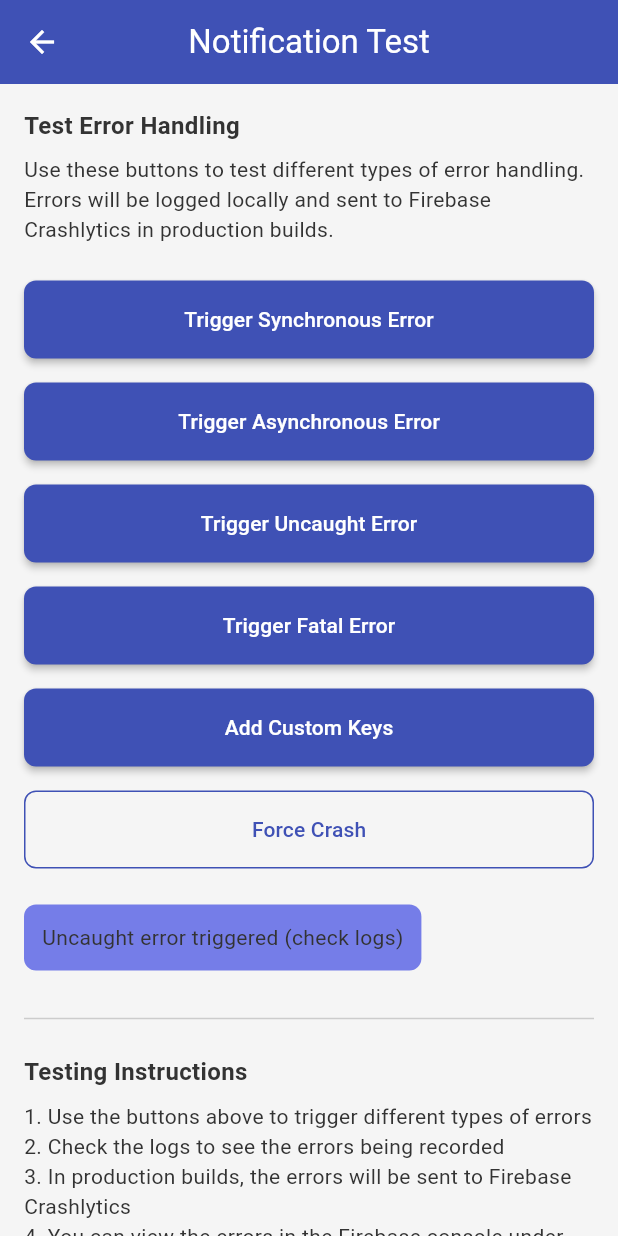
After one commit to ThomasSAMP/best-flutter-starter-kit, a Flutter app: the ErrorTestScreen screen opened by its route, after a tap on "Trigger Synchronous Error", after a tap on "Trigger Asynchronous Error", after a tap on "Trigger Uncaught Error", on a phone screen of 412 x 824 dp. The commit adds this screen. Run offline on Flutter 3.47's test engine with Material 3 defaults, Android fonts, the phone set to English and light mode, and no system bars; our stand-ins replace cloud_firestore, dio, firebase_analytics, firebase_auth, firebase_core, firebase_crashlytics and 12 more; accounts and stored records are empty; generated files the repository leaves out were written again; project files that could hold a hidden picture were left out.

Commit message:
implement Firebase Crashlytics

```diff
--- /dev/null
+++ b/lib/core/services/error_service.dart
@@ -0,0 +1,130 @@
+import 'dart:async';
+import 'dart:isolate';
+
+import 'package:firebase_crashlytics/firebase_crashlytics.dart';
+import 'package:flutter/foundation.dart';
+import 'package:injectable/injectable.dart';
+
+import '../config/env_config.dart';
+import '../utils/logger.dart';
+
+@lazySingleton
+class ErrorService {
+  // Initialiser le service de gestion des erreurs
+  Future<void> initialize() async {
+    try {
+      // Activer Crashlytics seulement en production et staging
+      final enableCrashlytics = !kDebugMode && !EnvConfig.isDevelopment;
+      await FirebaseCrashlytics.instance.setCrashlyticsCollectionEnabled(enableCrashlytics);
+
+      // Capturer les erreurs Flutter
+      FlutterError.onError = _handleFlutterError;
+
+      // Capturer les erreurs asynchrones
+      PlatformDispatcher.instance.onError = _handlePlatformError;
+
+      // Capturer les erreurs d'isolate
+      Isolate.current.addErrorListener(
+        RawReceivePort((pair) {
+          final List<dynamic> errorAndStacktrace = pair;
+          _handleIsolateError(errorAndStacktrace[0], errorAndStacktrace[1]);
+        }).sendPort,
+      );
+
+      AppLogger.info('ErrorService initialized successfully');
+    } catch (e, stackTrace) {
+      AppLogger.error('Failed to initialize ErrorService', e, stackTrace);
+    }
+  }
+
+  // Gérer les erreurs Flutter
+  void _handleFlutterError(FlutterErrorDetails details) {
+    AppLogger.error('Flutter error: ${details.exception}', details.exception, details.stack);
+
+    if (!kDebugMode && !EnvConfig.isDevelopment) {
+      // Envoyer l'erreur à Crashlytics
+      FirebaseCrashlytics.instance.recordFlutterError(details);
+    } else {
+      // En mode debug, afficher l'erreur dans la console
+      FlutterError.dumpErrorToConsole(details);
+    }
+  }
+
+  // Gérer les erreurs de plateforme
+  bool _handlePlatformError(Object error, StackTrace stack) {
+    AppLogger.error('Platform error', error, stack);
+
+    if (!kDebugMode && !EnvConfig.isDevelopment) {
+      // Envoyer l'erreur à Crashlytics
+      FirebaseCrashlytics.instance.recordError(error, stack);
+    }
+
+    // Retourner true pour empêcher la propagation de l'erreur
+    return true;
+  }
+
+  // Gérer les erreurs d'isolate
+  void _handleIsolateError(dynamic error, dynamic stackTrace) {
+    AppLogger.error('Isolate error', error, stackTrace);
+
+    if (!kDebugMode && !EnvConfig.isDevelopment) {
+      // Envoyer l'erreur à Crashlytics
+      FirebaseCrashlytics.instance.recordError(error, stackTrace);
+    }
+  }
+
+  // Méthode pour enregistrer manuellement une erreur
+  Future<void> recordError(
+    dynamic exception,
+    StackTrace? stack, {
+    String? reason,
+    Iterable<Object>? information,
+    bool fatal = false,
+  }) async {
+    AppLogger.error(reason ?? 'Recorded error', exception, stack);
+
+    if (!kDebugMode && !EnvConfig.isDevelopment) {
+      await FirebaseCrashlytics.instance.recordError(
+        exception,
+        stack,
+        reason: reason,
+        // Convertir information en non-nullable si nécessaire
+        information: information ?? const <Object>[],
+        fatal: fatal,
+      );
+    }
+  }
+
+  // Méthode pour définir des attributs utilisateur
+  Future<void> setUserIdentifier(String? userId) async {
+    if (!kDebugMode && !EnvConfig.isDevelopment) {
+      await FirebaseCrashlytics.instance.setUserIdentifier(userId ?? 'anonymous');
+    }
+  }
+
+  // Méthode pour définir des clés personnalisées
+  Future<void> setCustomKey(String key, dynamic value) async {
+    if (!kDebugMode && !EnvConfig.isDevelopment) {
+      await FirebaseCrashlytics.instance.setCustomKey(key, value);
+    }
+  }
+
+  // Méthode pour enregistrer un message de log
+  Future<void> log(String message) async {
+    AppLogger.debug('Crashlytics log: $message');
+
+    if (!kDebugMode && !EnvConfig.isDevelopment) {
+      await FirebaseCrashlytics.instance.log(message);
+    }
+  }
+
+  // Méthode pour forcer un crash (utile pour les tests)
+  void forceCrash() {
+    if (kDebugMode) {
+      AppLogger.warning('Force crash called in debug mode - no crash will occur');
+      return;
+    }
+
+    FirebaseCrashlytics.instance.crash();
+  }
+}
--- /dev/null
+++ b/lib/features/settings/presentation/screens/error_test_screen.dart
@@ -0,0 +1,280 @@
+import 'dart:async';
+
+import 'package:flutter/material.dart';
+import 'package:flutter_riverpod/flutter_riverpod.dart';
+import 'package:go_router/go_router.dart';
+
+import '../../../../core/di/injection.dart';
+import '../../../../core/services/error_service.dart';
+import '../../../../core/services/navigation_service.dart';
+import '../../../../shared/widgets/app_bar.dart';
+import '../../../../shared/widgets/app_button.dart';
+
+class ErrorTestScreen extends ConsumerStatefulWidget {
+  const ErrorTestScreen({super.key});
+
+  @override
+  ConsumerState<ErrorTestScreen> createState() => _ErrorTestScreenState();
+}
+
+class _ErrorTestScreenState extends ConsumerState<ErrorTestScreen> {
+  final _errorService = getIt<ErrorService>();
+  final _navigationService = getIt<NavigationService>();
+
+  String? _statusMessage;
+  bool _isLoading = false;
+
+  Future<void> _triggerSyncError() async {
+    setState(() {
+      _isLoading = true;
+      _statusMessage = null;
+    });
+
+    try {
+      // Déclencher une erreur synchrone
+      throw Exception('This is a test synchronous exception');
+    } catch (e, stackTrace) {
+      // Enregistrer l'erreur
+      await _errorService.recordError(
+        e,
+        stackTrace,
+        reason: 'Test synchronous error',
+        fatal: false,
+      );
+
+      setState(() {
+        _statusMessage = 'Synchronous error triggered and recorded';
+      });
+    } finally {
+      setState(() {
+        _isLoading = false;
+      });
+    }
+  }
+
+  Future<void> _triggerAsyncError() async {
+    setState(() {
+      _isLoading = true;
+      _statusMessage = null;
+    });
+
+    try {
+      // Déclencher une erreur asynchrone
+      await Future<void>.delayed(const Duration(milliseconds: 100));
+      throw Exception('This is a test asynchronous exception');
+    } catch (e, stackTrace) {
+      // Enregistrer l'erreur
+      await _errorService.recordError(
+        e,
+        stackTrace,
+        reason: 'Test asynchronous error',
+        fatal: false,
+      );
+
+      setState(() {
+        _statusMessage = 'Asynchronous error triggered and recorded';
+      });
+    } finally {
+      setState(() {
+        _isLoading = false;
+      });
+    }
+  }
+
+  Future<void> _triggerUncaughtError() async {
+    setState(() {
+      _isLoading = true;
+      _statusMessage = null;
+    });
+
+    try {
+      // Simuler une erreur non capturée
+      Future<void>.microtask(() {
+        throw Exception('This is a test uncaught exception');
+      });
+
+      await Future<void>.delayed(const Duration(milliseconds: 500));
+
+      setState(() {
+        _statusMessage = 'Uncaught error triggered (check logs)';
+      });
+    } finally {
+      setState(() {
+        _isLoading = false;
+      });
+    }
+  }
+
+  Future<void> _triggerFatalError() async {
+    setState(() {
+      _isLoading = true;
+      _statusMessage = null;
+    });
+
+    try {
+      // Simuler une erreur fatale
+      await _errorService.recordError(
+        Exception('This is a test fatal exception'),
+        StackTrace.current,
+        reason: 'Test fatal error',
+        fatal: true,
+      );
+
+      setState(() {
+        _statusMessage = 'Fatal error recorded';
+      });
+    } finally {
+      setState(() {
+        _isLoading = false;
+      });
+    }
+  }
+
+  Future<void> _addCustomKeys() async {
+    setState(() {
+      _isLoading = true;
+      _statusMessage = null;
+    });
+
+    try {
+      // Ajouter des clés personnalisées
+      await _errorService.setUserIdentifier('test_user_123');
+      await _errorService.setCustomKey('test_key_1', 'test_value_1');
+      await _errorService.setCustomKey('test_key_2', 123);
+      await _errorService.setCustomKey('test_key_3', true);
+      await _errorService.log('Test log message from error test screen');
+
+      setState(() {
+        _statusMessage = 'Custom keys and user identifier added';
+      });
+    } finally {
+      setState(() {
+        _isLoading = false;
+      });
+    }
+  }
+
+  void _forceCrash() {
+    showDialog(
+      context: context,
+      builder:
+          (context) => AlertDialog(
+            title: const Text('Force Crash'),
+            content: const Text(
+              'This will crash the app. Are you sure you want to continue?\n\n'
+              'Note: This only works in release mode, not in debug mode.',
+            ),
+            actions: [
+              TextButton(onPressed: () => Navigator.of(context).pop(), child: const Text('Cancel')),
+              TextButton(
+                onPressed: () {
+                  Navigator.of(context).pop();
+                  _errorService.forceCrash();
+                },
+                child: const Text('Crash'),
+              ),
+            ],
+          ),
+    );
+  }
+
+  @override
+  Widget build(BuildContext context) {
+    final canPop = context.canPop();
+
+    return Scaffold(
+      appBar: AppBarWidget(
+        title: 'Notification Test',
+        showBackButton: canPop,
+        leading:
+            !canPop
+                ? IconButton(
+                  icon: const Icon(Icons.arrow_back),
+                  onPressed: () => _navigationService.navigateTo(context, '/settings'),
+                )
+                : null,
+      ),
+      body: SingleChildScrollView(
+        padding: const EdgeInsets.all(16),
+        child: Column(
+          crossAxisAlignment: CrossAxisAlignment.start,
+          children: [
+            const Text(
+              'Test Error Handling',
+              style: TextStyle(fontWeight: FontWeight.bold, fontSize: 16),
+            ),
+            const SizedBox(height: 8),
+            const Text(
+              'Use these buttons to test different types of error handling. '
+              'Errors will be logged locally and sent to Firebase Crashlytics '
+              'in production builds.',
+            ),
+            const SizedBox(height: 24),
+            AppButton(
+              text: 'Trigger Synchronous Error',
+              onPressed: _isLoading ? null : _triggerSyncError,
+              isLoading: _isLoading,
+            ),
+            const SizedBox(height: 16),
+            AppButton(
+              text: 'Trigger Asynchronous Error',
+              onPressed: _isLoading ? null : _triggerAsyncError,
+              isLoading: _isLoading,
+            ),
+            const SizedBox(height: 16),
+            AppButton(
+              text: 'Trigger Uncaught Error',
+              onPressed: _isLoading ? null : _triggerUncaughtError,
+              isLoading: _isLoading,
+            ),
+            const SizedBox(height: 16),
+            AppButton(
+              text: 'Trigger Fatal Error',
+              onPressed: _isLoading ? null : _triggerFatalError,
+              isLoading: _isLoading,
+            ),
+            const SizedBox(height: 16),
+            AppButton(
+              text: 'Add Custom Keys',
+              onPressed: _isLoading ? null : _addCustomKeys,
+              isLoading: _isLoading,
+            ),
+            const SizedBox(height: 16),
+            AppButton(
+              text: 'Force Crash',
+              onPressed: _isLoading ? null : _forceCrash,
+              isLoading: _isLoading,
+              type: AppButtonType.outline,
+            ),
+            if (_statusMessage != null) ...[
+              const SizedBox(height: 24),
+              Container(
+                padding: const EdgeInsets.all(12),
+                decoration: BoxDecoration(
+                  color: Theme.of(context).colorScheme.primaryContainer,
+                  borderRadius: BorderRadius.circular(8),
+                ),
+                child: Text(_statusMessage!),
+              ),
+            ],
+            const SizedBox(height: 24),
+            const Divider(),
+            const SizedBox(height: 16),
+            const Text(
+              'Testing Instructions',
+              style: TextStyle(fontWeight: FontWeight.bold, fontSize: 16),
+            ),
+            const SizedBox(height: 8),
+            const Text(
+              '1. Use the buttons above to trigger different types of errors\n'
+              '2. Check the logs to see the errors being recorded\n'
+              '3. In production builds, the errors will be sent to Firebase Crashlytics\n'
+              '4. You can view the errors in the Firebase console under Crashlytics\n'
+              '5. The "Force Crash" button will only work in release mode',
+            ),
+          ],
+        ),
+      ),
+    );
+  }
+}
--- a/lib/features/settings/presentation/screens/settings_screen.dart
+++ b/lib/features/settings/presentation/screens/settings_screen.dart
@@ -96,6 +96,13 @@ class _SettingsScreenState extends ConsumerState<SettingsScreen> {
                         leading: const Icon(Icons.analytics_outlined),
                         trailing: const Icon(Icons.chevron_right),
                         onTap: () => _navigationService.navigateTo(context, '/analytics-test'),
+                      ),
+                      ListTile(
+                        title: const Text('Test Error Handling'),
+                        subtitle: const Text('Trigger and record errors'),
+                        leading: const Icon(Icons.error_outline),
+                        trailing: const Icon(Icons.chevron_right),
+                        onTap: () => _navigationService.navigateTo(context, '/error-test'),
                       ),
                     ],
                   ),
--- a/lib/routes/app_router.dart
+++ b/lib/routes/app_router.dart
@@ -12,6 +12,7 @@ import '../features/home/presentation/screens/home_screen.dart';
 import '../features/notifications/presentation/screens/notifications_screen.dart';
 import '../features/profile/presentation/screens/profile_screen.dart';
 import '../features/settings/presentation/screens/analytics_test_screen.dart';
+import '../features/settings/presentation/screens/error_test_screen.dart';
 import '../features/settings/presentation/screens/notification_test_screen.dart';
 import '../features/settings/presentation/screens/settings_screen.dart';
 import '../shared/models/tab_item.dart';
@@ -126,6 +127,13 @@ final routerProvider = Provider<GoRouter>((ref) {
             (context, state) =>
                 const NoTransitionPage(child: AnalyticsTestScreen(), name: 'AnalyticsTestScreen'),
       ),
+      GoRoute(
+        path: '/error-test',
+        name: 'error-test',
+        pageBuilder:
+            (context, state) =>
+                const NoTransitionPage(child: ErrorTestScreen(), name: 'ErrorTestScreen'),
+      ),
 
       // Main app shell with bottom navigation
       ShellRoute(
```
Also changed, not shown: lib/core/services/auth_service.dart (+23 -1 lines), lib/core/services/firebase_service.dart (+4 -8 lines).
